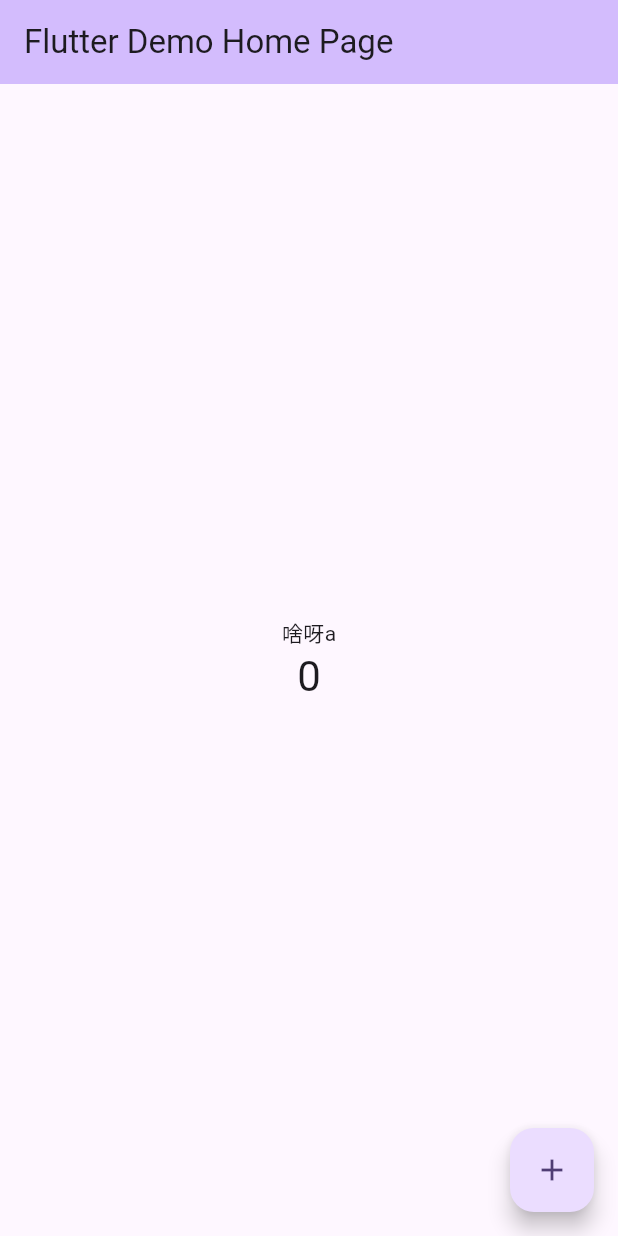
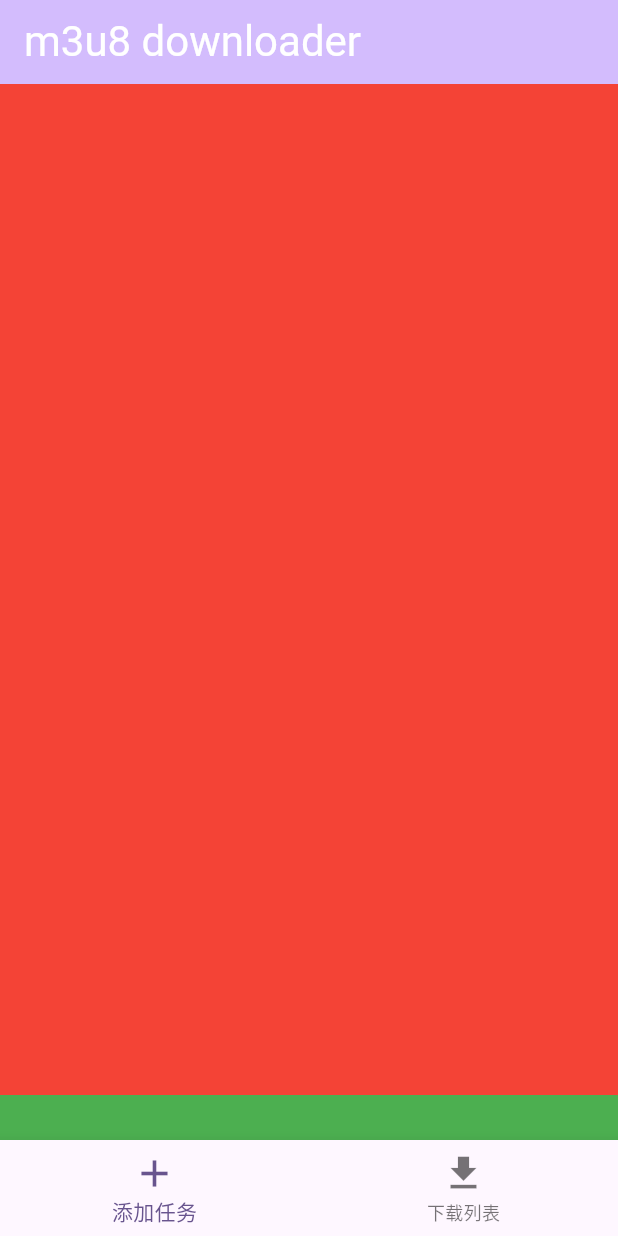
Before and after one commit to dawangong/m3u8-downloader, a Flutter app: the screen it shows after launch, on a phone screen of 412 x 824 dp. Run offline on Flutter 3.47's test engine with Material 3 defaults, Android fonts, the light colour scheme and no system bars.

Commit message:
feat: layout

```diff
--- a/lib/main.dart
+++ b/lib/main.dart
@@ -7,46 +7,21 @@ void main() {
 class MyApp extends StatelessWidget {
   const MyApp({super.key});
 
-  // This widget is the root of your application.
   @override
   Widget build(BuildContext context) {
     return MaterialApp(
-      title: 'Flutter Demo',
+      title: 'm3u8-downloader',
       theme: ThemeData(
-        // This is the theme of your application.
-        //
-        // TRY THIS: Try running your application with "flutter run". You'll see
-        // the application has a purple toolbar. Then, without quitting the app,
-        // try changing the seedColor in the colorScheme below to Colors.green
-        // and then invoke "hot reload" (save your changes or press the "hot
-        // reload" button in a Flutter-supported IDE, or press "r" if you used
-        // the command line to start the app).
-        //
-        // Notice that the counter didn't reset back to zero; the application
-        // state is not lost during the reload. To reset the state, use hot
-        // restart instead.
-        //
-        // This works for code too, not just values: Most code changes can be
-        // tested with just a hot reload.
         colorScheme: ColorScheme.fromSeed(seedColor: Colors.deepPurple),
         useMaterial3: true,
       ),
-      home: const MyHomePage(title: 'Flutter Demo Home Page'),
+      home: const MyHomePage(title: 'm3u8 downloader'),
     );
   }
 }
 
 class MyHomePage extends StatefulWidget {
   const MyHomePage({super.key, required this.title});
-
-  // This widget is the home page of your application. It is stateful, meaning
-  // that it has a State object (defined below) that contains fields that affect
-  // how it looks.
-
-  // This class is the configuration for the state. It holds the values (in this
-  // case the title) provided by the parent (in this case the App widget) and
-  // used by the build method of the State. Fields in a Widget subclass are
-  // always marked "final".
 
   final String title;
 
@@ -55,71 +30,100 @@ class MyHomePage extends StatefulWidget {
 }
 
 class _MyHomePageState extends State<MyHomePage> {
-  int _counter = 0;
+  int _selectedIndex = 0;
 
-  void _incrementCounter() {
+  static final List<Widget> _widgetOptions = <Widget>[
+    const FirstTab(),
+    const SecondTab(),
+  ];
+
+  void _onItemTapped(int index) {
     setState(() {
-      // This call to setState tells the Flutter framework that something has
-      // changed in this State, which causes it to rerun the build method below
-      // so that the display can reflect the updated values. If we changed
-      // _counter without calling setState(), then the build method would not be
-      // called again, and so nothing would appear to happen.
-      _counter++;
+      _selectedIndex = index;
     });
   }
 
   @override
   Widget build(BuildContext context) {
-    // This method is rerun every time setState is called, for instance as done
-    // by the _incrementCounter method above.
-    //
-    // The Flutter framework has been optimized to make rerunning build methods
-    // fast, so that you can just rebuild anything that needs updating rather
-    // than having to individually change instances of widgets.
     return Scaffold(
       appBar: AppBar(
-        // TRY THIS: Try changing the color here to a specific color (to
-        // Colors.amber, perhaps?) and trigger a hot reload to see the AppBar
-        // change color while the other colors stay the same.
           backgroundColor: Theme.of(context).colorScheme.inversePrimary,
-        // Here we take the value from the MyHomePage object that was created by
-        // the App.build method, and use it to set our appbar title.
-        title: Text(widget.title),
+          title: Text(
+            widget.title,
+            style:
+                const TextStyle(color: Colors.white, fontSize: 28), // 设置标题颜色为白色
+          )),
+      body: _widgetOptions.elementAt(_selectedIndex),
+      bottomNavigationBar: BottomNavigationBar(
+        items: const <BottomNavigationBarItem>[
+          BottomNavigationBarItem(
+            icon: Icon(
+              Icons.add,
+              size: 30,
             ),
-      body: Center(
-        // Center is a layout widget. It takes a single child and positions it
-        // in the middle of the parent.
-        child: Column(
-          // Column is also a layout widget. It takes a list of children and
-          // arranges them vertically. By default, it sizes itself to fit its
-          // children horizontally, and tries to be as tall as its parent.
-          //
-          // Column has various properties to control how it sizes itself and
-          // how it positions its children. Here we use mainAxisAlignment to
-          // center the children vertically; the main axis here is the vertical
-          // axis because Columns are vertical (the cross axis would be
-          // horizontal).
-          //
-          // TRY THIS: Invoke "debug painting" (choose the "Toggle Debug Paint"
-          // action in the IDE, or press "p" in the console), to see the
-          // wireframe for each widget.
-          mainAxisAlignment: MainAxisAlignment.center,
+            label: '添加任务',
+          ),
+          BottomNavigationBarItem(
+            icon: Icon(
+              Icons.download,
+              size: 30,
+            ),
+            label: '下载列表',
+          ),
+        ],
+        currentIndex: _selectedIndex,
+        onTap: _onItemTapped,
+      ),
+    );
+  }
+}
+
+class FirstTab extends StatelessWidget {
+  const FirstTab({super.key});
+
+  @override
+  Widget build(BuildContext context) {
+    return Container(
+      color: Colors.white,
+      child: Flex(
+        direction: Axis.vertical,
         children: <Widget>[
-            const Text(
-              '啥呀a',
+          Expanded(
+            child: Container(
+              color: Colors.red,
             ),
-            Text(
-              '$_counter',
-              style: Theme.of(context).textTheme.headlineMedium,
+          ),
+          Container(
+            height: 30.0,
+            color: Colors.green,
           ),
         ],
       ),
-      ),
-      floatingActionButton: FloatingActionButton(
-        onPressed: _incrementCounter,
-        tooltip: 'Increment',
-        child: const Icon(Icons.add),
-      ), // This trailing comma makes auto-formatting nicer for build methods.
     );
   }
 }
+
+class SecondTab extends StatelessWidget {
+  const SecondTab({super.key});
+
+  @override
+  Widget build(BuildContext context) {
+    return Container(
+      color: Colors.white,
+      child: Flex(
+        direction: Axis.vertical,
+        children: <Widget>[
+          Expanded(
+            child: Container(
+              color: Colors.red,
+            ),
+          ),
+          Container(
+            height: 30.0,
+            color: Colors.green,
+          ),
+        ],
+      ),
+    );
+  }
+}
```
Lines whose indentation alone changed are shown as unchanged.
